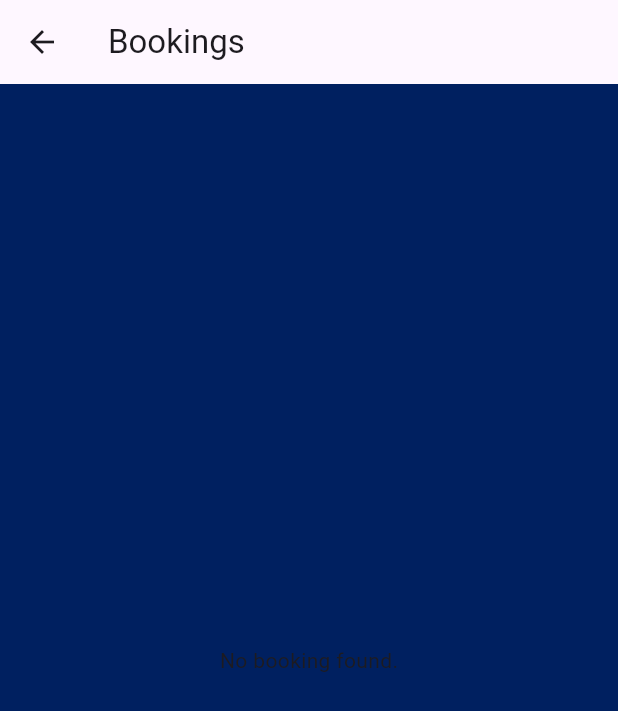
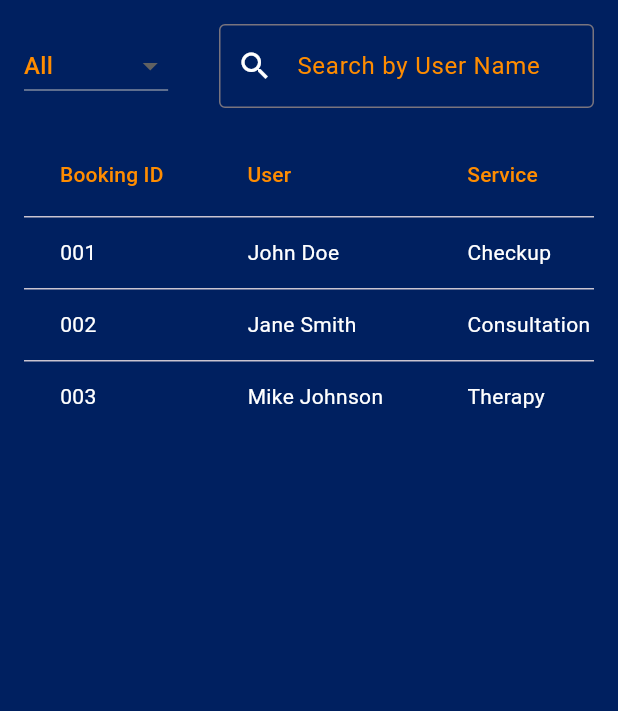
Before and after one commit to ali88367/mascare_admin_backend, a Flutter app: the Bookings screen opened directly, on a phone screen of 412 x 824 dp. Shown: the top 711 px of the screen. Run offline on Flutter 3.47's test engine with Material 3 defaults, Android fonts, the phone set to English and light mode, and no system bars; our stand-ins replace cloud_firestore, file_picker, firebase_auth, firebase_core, firebase_storage, get and 1 more; accounts and stored records are empty; statements that could not run were skipped.

Commit message:
first commit

```diff
--- a/lib/SideBar/home_main.dart
+++ b/lib/SideBar/home_main.dart
@@ -7,7 +7,6 @@ import '../add_event.dart';
 import '../advertisment.dart';
 import '../bookings.dart';
 import '../events.dart';
-import '../services.dart';
 import '../user_details.dart';
 
 class HomeMain extends StatefulWidget {
@@ -46,7 +45,7 @@ class _HomeMainState extends State<HomeMain> {
                         : sidebarController.selectedindex.value == 4
                         ? AddAdvertisement()
                         : sidebarController.selectedindex.value == 5
-                        ? Services()
+                        ? Bookings()
                         : UserDetails()))
               ],
             ),
--- a/lib/SideBar/sidebar.dart
+++ b/lib/SideBar/sidebar.dart
@@ -149,7 +149,7 @@ class _ExampleSidebarXState extends State<ExampleSidebarX> {
             SidebarXItem(
               onTap: () => sidebarController.selectedindex.value = 5,
               icon: Icons.build,
-              label: 'Services',
+              label: 'Bookings',
             ),
             SidebarXItem(
               onTap: () {
--- a/lib/bookings.dart
+++ b/lib/bookings.dart
@@ -1,68 +1,114 @@
-import 'package:cloud_firestore/cloud_firestore.dart';
 import 'package:flutter/material.dart';
+import 'package:mascare_admin_backend/colors.dart';
 
-import 'colors.dart';
+class Bookings extends StatefulWidget {
+  const Bookings({super.key});
 
-class Bookings extends StatelessWidget {
-  const Bookings({super.key});
+  @override
+  State<Bookings> createState() => _BookingsState();
+}
+
+class _BookingsState extends State<Bookings> {
+  String selectedStatus = "All";
+  TextEditingController searchController = TextEditingController();
+
+  List<Map<String, String>> bookings = [
+    {"id": "001", "user": "John Doe", "service": "Checkup", "date": "2025-02-26", "status": "Pending"},
+    {"id": "002", "user": "Jane Smith", "service": "Consultation", "date": "2025-02-25", "status": "Closed"},
+    {"id": "003", "user": "Mike Johnson", "service": "Therapy", "date": "2025-02-24", "status": "Cancelled"},
+  ];
 
   @override
   Widget build(BuildContext context) {
     return Scaffold(
       backgroundColor: darkBlue,
-      appBar: AppBar(
-        title: const Text('Bookings'),
-      ),
-      body: StreamBuilder<DocumentSnapshot>(
-        stream: FirebaseFirestore.instance
-            .collection('bookings') // Change collection name if needed
-            .doc('lrlQAWh0IeSRTEwoO5KXQD4ehBD3') // Replace with actual document ID
-            .snapshots(),
-        builder: (context, snapshot) {
-          if (snapshot.connectionState == ConnectionState.waiting) {
-            return const Center(child: CircularProgressIndicator());
-          }
-
-          if (!snapshot.hasData || !snapshot.data!.exists) {
-            return const Center(child: Text("No booking found."));
-          }
-
-          var data = snapshot.data!.data() as Map<String, dynamic>;
-
-          return Padding(
-            padding: const EdgeInsets.all(16.0),
-            child: SingleChildScrollView(
-              child: Column(
-                crossAxisAlignment: CrossAxisAlignment.start,
-                children: [
-                  Text("Service: ${data['about_service'] ?? 'N/A'}",
-                      style: const TextStyle(fontSize: 18, fontWeight: FontWeight.bold)),
-                  Text("Amount: ${data['amount'] ?? 'N/A'}"),
-                  Text("Company Registration: ${data['company_registration'] ?? 'N/A'}"),
-                  Text("From Date: ${data['from_date'] ?? 'N/A'}"),
-                  Text("From Time: ${data['from_time'] ?? 'N/A'}"),
-                  Text("To Date: ${data['to_date'] ?? 'N/A'}"),
-                  Text("To Time: ${data['to_time'] ?? 'N/A'}"),
-                  Text("Full Time Care: ${data['full_time_care'] == true ? 'Yes' : 'No'}"),
-                  Text("Status: ${data['status'] ?? 'N/A'}"),
-                  Text("Status Time: ${data['statusTime'].toDate()}"),
-                  Text("Note: ${data['note'] ?? 'N/A'}"),
-                  Text("Note to Parents: ${data['note_to_parents'] ?? 'N/A'}"),
-                  const SizedBox(height: 20),
-                  Text("Services:", style: const TextStyle(fontSize: 18, fontWeight: FontWeight.bold)),
-                  ...List.generate(data['mentioned_services']?.length ?? 0, (index) {
-                    var service = data['mentioned_services'][index];
-                    return ListTile(
-                      leading: Image.asset(service['thumbnail'], width: 50, height: 50),
-                      title: Text(service['name']),
-                    );
-                  }),
-                ],
+      body: Padding(
+        padding: const EdgeInsets.all(16.0),
+        child: Column(
+          children: [
+            Row(
+              mainAxisAlignment: MainAxisAlignment.spaceBetween,
+              children: [
+                DropdownButton<String>(
+                  value: selectedStatus,
+                  items: ["All", "Pending", "Closed", "Cancelled", "Rejected"]
+                      .map((status) => DropdownMenuItem(value: status, child: Text(status, style: TextStyle(color: orange))))
+                      .toList(),
+                  onChanged: (value) {
+                    setState(() => selectedStatus = value!);
+                  },
+                ),
+                SizedBox(
+                  width: 250,
+                  child: TextField(
+                    controller: searchController,
+                    decoration: InputDecoration(
+                      labelText: "Search by User Name",
+                      labelStyle: TextStyle(color: orange),
+                      border: OutlineInputBorder(),
+                      prefixIcon: Icon(Icons.search, color: Colors.white),
+                    ),
+                    style: TextStyle(color: Colors.white),
+                    onChanged: (value) => setState(() {}),
+                  ),
+                ),
+              ],
+            ),
+            const SizedBox(height: 16),
+            Expanded(
+              child: SingleChildScrollView(
+                scrollDirection: Axis.horizontal,
+                child: DataTable(
+                  columns: const [
+                    DataColumn(label: Text("Booking ID", style: TextStyle(color: orange))),
+                    DataColumn(label: Text("User", style: TextStyle(color: orange))),
+                    DataColumn(label: Text("Service", style: TextStyle(color: orange))),
+                    DataColumn(label: Text("Date", style: TextStyle(color: orange))),
+                    DataColumn(label: Text("Status", style: TextStyle(color: orange))),
+                    DataColumn(label: Text("Actions", style: TextStyle(color: orange))),
+                  ],
+                  rows: bookings.where((booking) {
+                    if (selectedStatus != "All" && booking["status"] != selectedStatus) return false;
+                    if (searchController.text.isNotEmpty && !booking["user"]!.toLowerCase().contains(searchController.text.toLowerCase())) return false;
+                    return true;
+                  }).map((booking) {
+                    return DataRow(cells: [
+                      DataCell(Text(booking["id"]!, style: TextStyle(color: Colors.white))),
+                      DataCell(Text(booking["user"]!, style: TextStyle(color: Colors.white))),
+                      DataCell(Text(booking["service"]!, style: TextStyle(color: Colors.white))),
+                      DataCell(Text(booking["date"]!, style: TextStyle(color: Colors.white))),
+                      DataCell(Text(booking["status"]!, style: TextStyle(color: Colors.white))),
+                      DataCell(Row(
+                        children: [
+                          IconButton(
+                            icon: const Icon(Icons.check, color: Colors.green),
+                            onPressed: () => _updateStatus(booking["id"]!, "Closed"),
+                          ),
+                          IconButton(
+                            icon: const Icon(Icons.cancel, color: Colors.red),
+                            onPressed: () => _updateStatus(booking["id"]!, "Cancelled"),
+                          ),
+                        ],
+                      )),
+                    ]);
+                  }).toList(),
+                ),
               ),
             ),
-          );
-        },
+          ],
+        ),
       ),
     );
   }
+
+  void _updateStatus(String id, String newStatus) {
+    setState(() {
+      bookings = bookings.map((booking) {
+        if (booking["id"] == id) {
+          return {...booking, "status": newStatus};
+        }
+        return booking;
+      }).toList();
+    });
+  }
 }
```
Also changed, not shown: lib/services.dart (deleted, +0 -127 lines).
